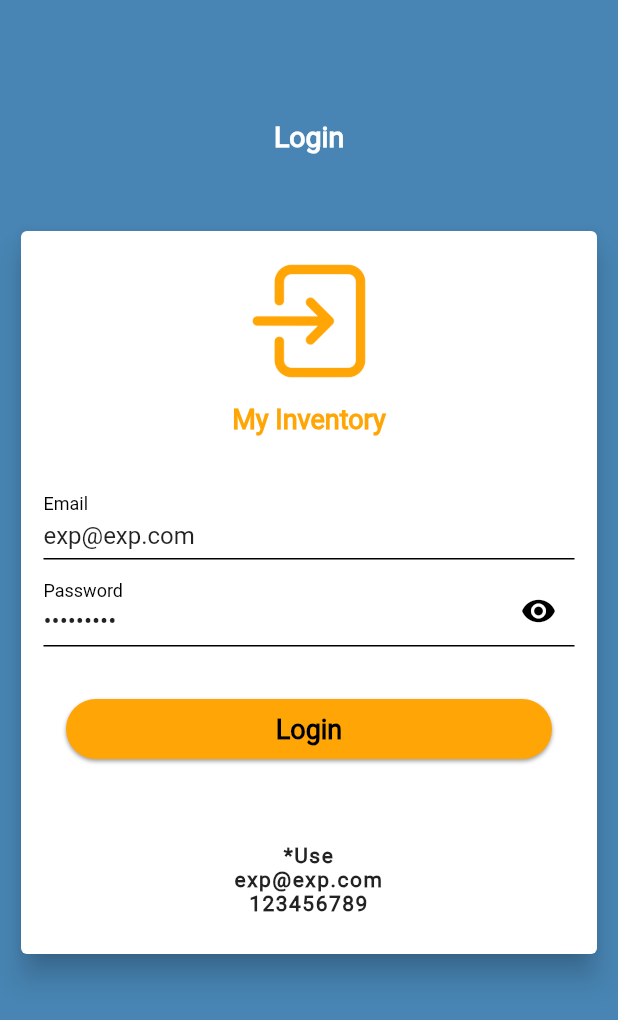
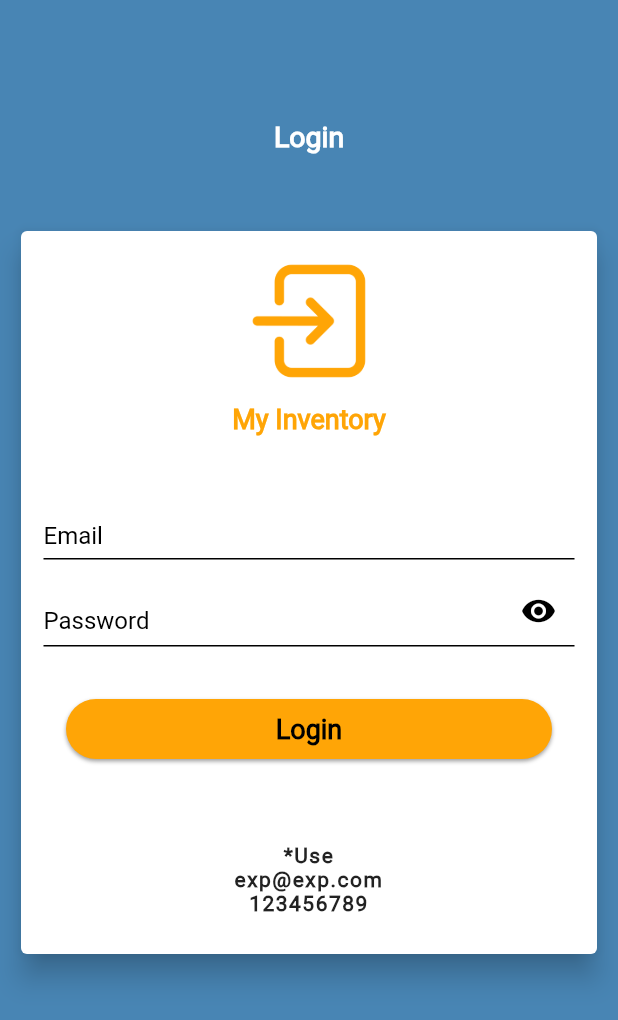
Before and after one commit to BudyHaryono/invent-list, a Flutter app: the screen it shows after launch, on a phone screen of 412 x 824 dp. Shown: the top 1020 px of the screen. Run offline on Flutter 3.47's test engine with Material 2 defaults, Android fonts, the phone set to English and light mode, and no system bars; our stand-ins replace toast.

Commit message:
little change

```diff
--- a/lib/login_screen.dart
+++ b/lib/login_screen.dart
@@ -55,8 +55,8 @@ class LoginForm extends StatefulWidget {
 
 class _LoginFormState extends State<LoginForm> {
   final _formKey = GlobalKey<FormState>();
-  var _userEmailController = TextEditingController(text: "exp@exp.com");
-  var _userPassController = TextEditingController(text: "123456789");
+  var _userEmailController = TextEditingController();
+  var _userPassController = TextEditingController();
   var _emailFocusNode = FocusNode();
   var _passFocusNode = FocusNode();
   bool _isPassVisible = false;
```
